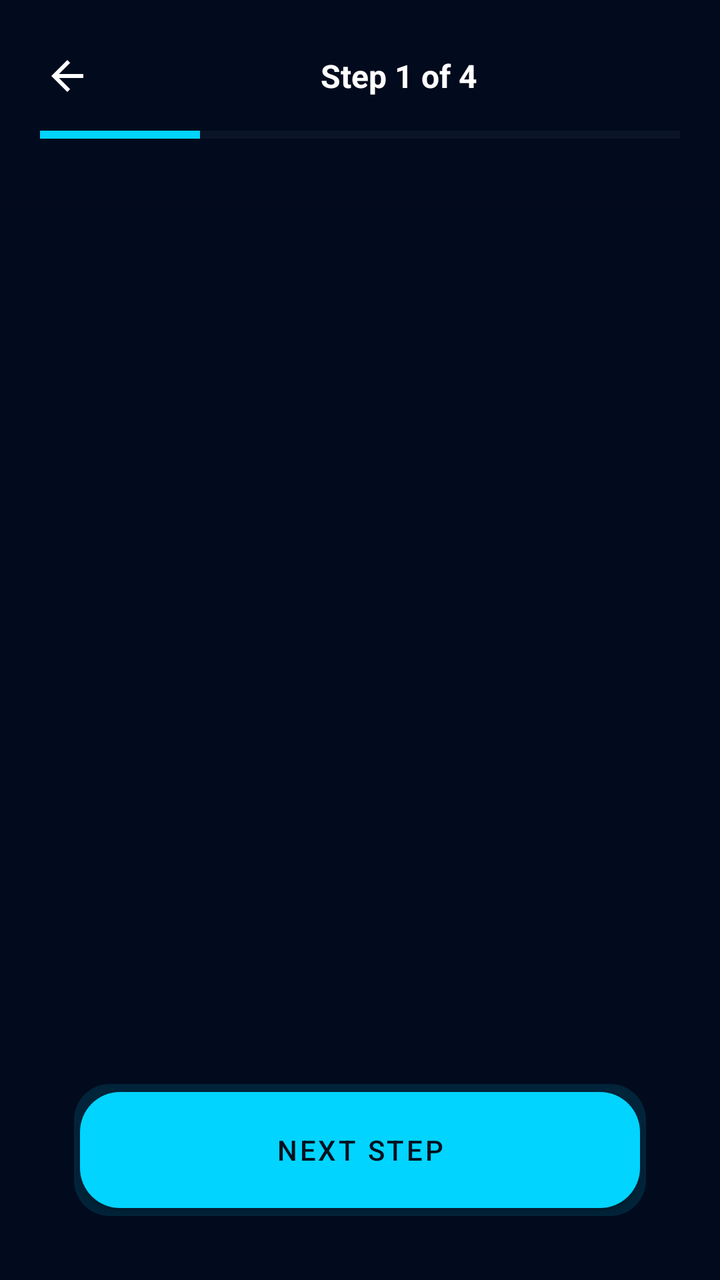
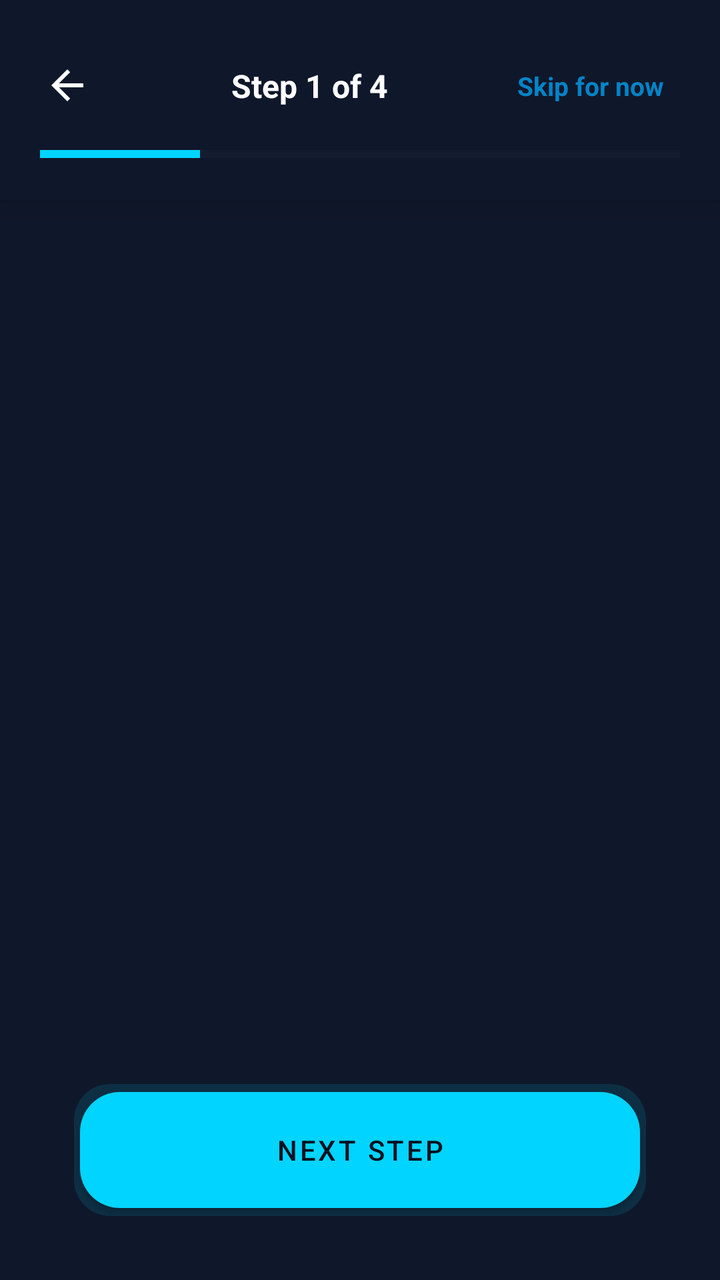

Two renders of the same Android screen: before a commit and after it. Below are the layout's source before the change and the commit's diff.
<!-- AndroidManifest.xml: application theme Theme.FitSync -->
<!-- res/layout/activity_onboarding.xml -->
<?xml version="1.0" encoding="utf-8"?>
<androidx.constraintlayout.widget.ConstraintLayout
xmlns:android="http://schemas.android.com/apk/res/android"
xmlns:app="http://schemas.android.com/apk/res-auto"
android:id="@+id/main"
android:layout_width="match_parent"
    android:background="@color/dark_bg"
android:layout_height="match_parent">
    <androidx.cardview.widget.CardView
        android:id="@+id/card_onBoard"
        android:layout_width="0dp"
        android:layout_height="100dp"
        android:backgroundTint="@color/dark_bg"
        app:cardElevation="8dp"
        app:cardCornerRadius="0dp"
        app:layout_constraintTop_toTopOf="parent"
        app:layout_constraintStart_toStartOf="parent"
        app:layout_constraintEnd_toEndOf="parent">

        <androidx.constraintlayout.widget.ConstraintLayout
            android:layout_width="match_parent"
            android:layout_height="match_parent">

            
            <LinearLayout
                android:id="@+id/headerLayout"
                android:layout_width="0dp"
                android:layout_height="wrap_content"
                android:orientation="horizontal"
                android:gravity="center_vertical"
                android:paddingHorizontal="20dp"
                android:paddingTop="26dp"
                app:layout_constraintTop_toTopOf="parent"
                app:layout_constraintStart_toStartOf="parent"
                app:layout_constraintEnd_toEndOf="parent">

                <ImageView
                    android:id="@+id/btnBack"
                    android:layout_width="27dp"
                    android:layout_height="24dp"
                    android:src="@drawable/arrow_back"
                    app:tint="@android:color/white"/>

                <TextView
                    android:id="@+id/tvStep"
                    android:layout_width="317dp"
                    android:layout_height="wrap_content"
                    android:layout_marginStart="12dp"
                    android:layout_weight="1"
                    android:gravity="center"
                    android:text="Step 1 of 4"
                    android:textColor="@android:color/white"
                    android:textSize="16sp"
                    android:textStyle="bold" />
            </LinearLayout>

            
            <ProgressBar
                android:id="@+id/progressBar"
                style="?android:attr/progressBarStyleHorizontal"
                android:layout_width="0dp"
                android:layout_height="5dp"
                android:layout_marginTop="15dp"
                android:layout_marginHorizontal="20dp"
                android:max="4"
                android:progress="1"
                android:progressTint="#00D4FF"
                android:progressBackgroundTint="#203040"
                app:layout_constraintTop_toBottomOf="@id/headerLayout"
                app:layout_constraintStart_toStartOf="parent"
                app:layout_constraintEnd_toEndOf="parent"/>

        </androidx.constraintlayout.widget.ConstraintLayout>

    </androidx.cardview.widget.CardView>

<androidx.viewpager2.widget.ViewPager2
    android:id="@+id/viewPager"
    android:layout_width="0dp"
    android:layout_height="0dp"
    app:layout_constraintTop_toBottomOf="@id/card_onBoard"
    app:layout_constraintBottom_toTopOf="@id/bottomContainer"
    app:layout_constraintStart_toStartOf="parent"
    app:layout_constraintEnd_toEndOf="parent"/>


<FrameLayout
    android:id="@+id/bottomContainer"
    android:layout_width="0dp"
    android:layout_height="90dp"
    android:layout_marginBottom="20dp"
    app:layout_constraintBottom_toBottomOf="parent"
    app:layout_constraintStart_toStartOf="parent"
    app:layout_constraintEnd_toEndOf="parent">

    <View
        android:layout_width="286dp"
        android:layout_height="66dp"
        android:layout_gravity="center"
        android:background="@drawable/button_glow"
        android:alpha="0.4"/>

    <Button
        android:id="@+id/btnNext"
        android:layout_width="280dp"
        android:layout_height="58dp"
        android:layout_gravity="center"
        android:background="@drawable/button_g"
        android:text="Next Step"
        android:textColor="#00111F"/>

</FrameLayout>

</androidx.constraintlayout.widget.ConstraintLayout>
<!-- resources referenced by this layout -->
<resources>
  <color name="dark_bg">#020B1E</color>
  <!-- drawable arrow_back (drawable) -->
  <vector xmlns:android="http://schemas.android.com/apk/res/android" android:autoMirrored="true" android:height="24dp" android:tint="#FFFFFF" android:viewportHeight="24" android:viewportWidth="24" android:width="24dp">
        
      <path android:fillColor="@android:color/white" android:pathData="M20,11H7.83l5.59,-5.59L12,4l-8,8 8,8 1.41,-1.41L7.83,13H20v-2z"/>
      
  </vector>
  <!-- drawable button_g (drawable) -->
  <?xml version="1.0" encoding="utf-8"?>
  <shape xmlns:android="http://schemas.android.com/apk/res/android">
  
  <solid android:color="#00D4FF"/>
  
  <corners android:radius="20dp"/>
  
  </shape>
  <!-- drawable button_glow (drawable) -->
  <?xml version="1.0" encoding="utf-8"?>
      <shape xmlns:android="http://schemas.android.com/apk/res/android">
  
          <corners android:radius="18dp"/>
  
          <solid android:color="#5000D4FF"/>
  
      </shape>
  <style name="Theme.FitSync" parent="Theme.MaterialComponents.DayNight.NoActionBar">
  
          <item name="colorPrimary">#00E5FF</item> <item name="colorPrimaryVariant">#00B0FF</item>
          <item name="colorOnPrimary">#FFFFFF</item>
  
          <item name="android:windowBackground">#0B0E14</item>
          <item name="android:statusBarColor">#0B0E14</item>
  
          <item name="materialButtonStyle">@style/Widget.FitSync.Button</item>
      </style>
  <style name="Widget.FitSync.Button" parent="Widget.MaterialComponents.Button">
          <item name="backgroundTint">@null</item>
      </style>
</resources>

<!-- the commit's change to res/layout/activity_onboarding.xml (unified diff, before → after) -->
@@ -43,7 +43,7 @@ android:layout_height="match_parent">
 
                 <TextView
                     android:id="@+id/tvStep"
-                    android:layout_width="317dp"
+                    android:layout_width="0dp"
                     android:layout_height="wrap_content"
                     android:layout_marginStart="12dp"
                     android:layout_weight="1"
@@ -51,6 +51,16 @@ android:layout_height="match_parent">
                     android:text="Step 1 of 4"
                     android:textColor="@android:color/white"
                     android:textSize="16sp"
+                    android:textStyle="bold" />
+
+                <TextView
+                    android:id="@+id/btnSkipOnboarding"
+                    android:layout_width="wrap_content"
+                    android:layout_height="wrap_content"
+                    android:padding="8dp"
+                    android:text="Skip for now"
+                    android:textColor="@color/primary"
+                    android:textSize="13sp"
                     android:textStyle="bold" />
             </LinearLayout>
 
<!-- resource entries referenced after the edit -->
@@ -1,6 +1,7 @@
 <!-- resources referenced by this layout -->
 <resources>
-  <color name="dark_bg">#020B1E</color>
+  <color name="dark_bg">#0F172A</color>
+  <color name="primary">#0284C7</color>
   <!-- drawable arrow_back (drawable) -->
   <vector xmlns:android="http://schemas.android.com/apk/res/android" android:autoMirrored="true" android:height="24dp" android:tint="#FFFFFF" android:viewportHeight="24" android:viewportWidth="24" android:width="24dp">
         
